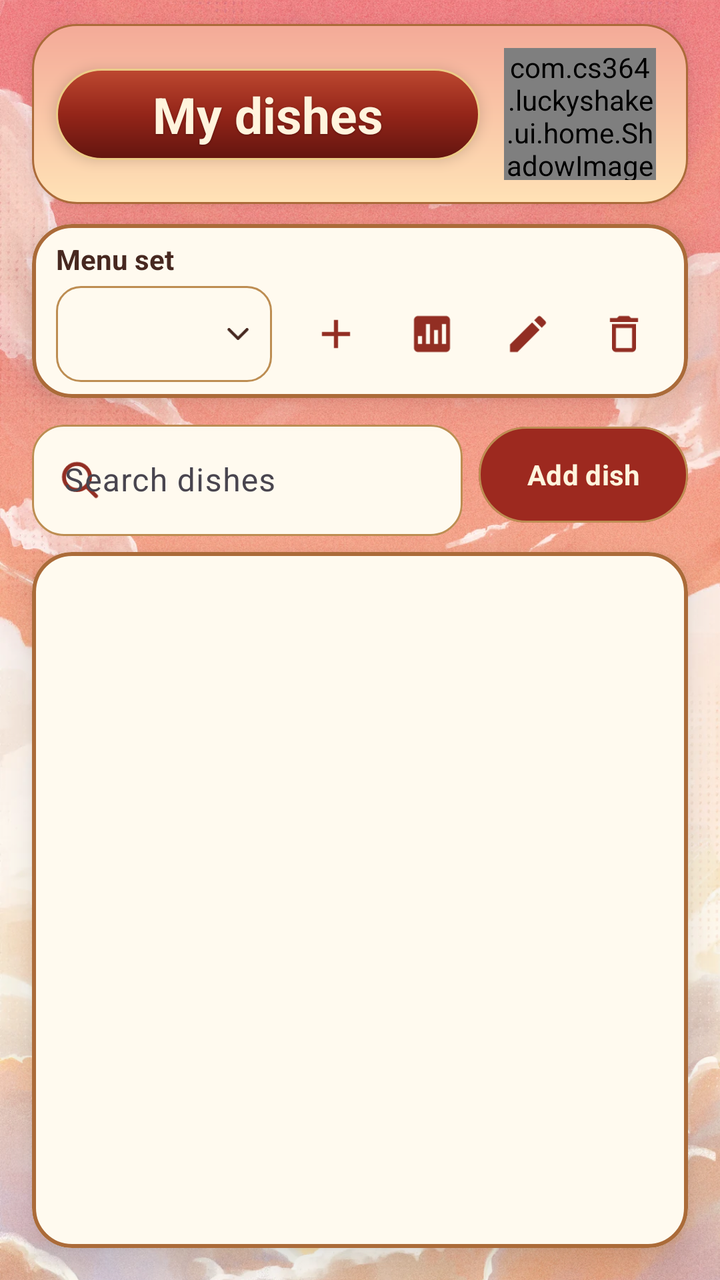
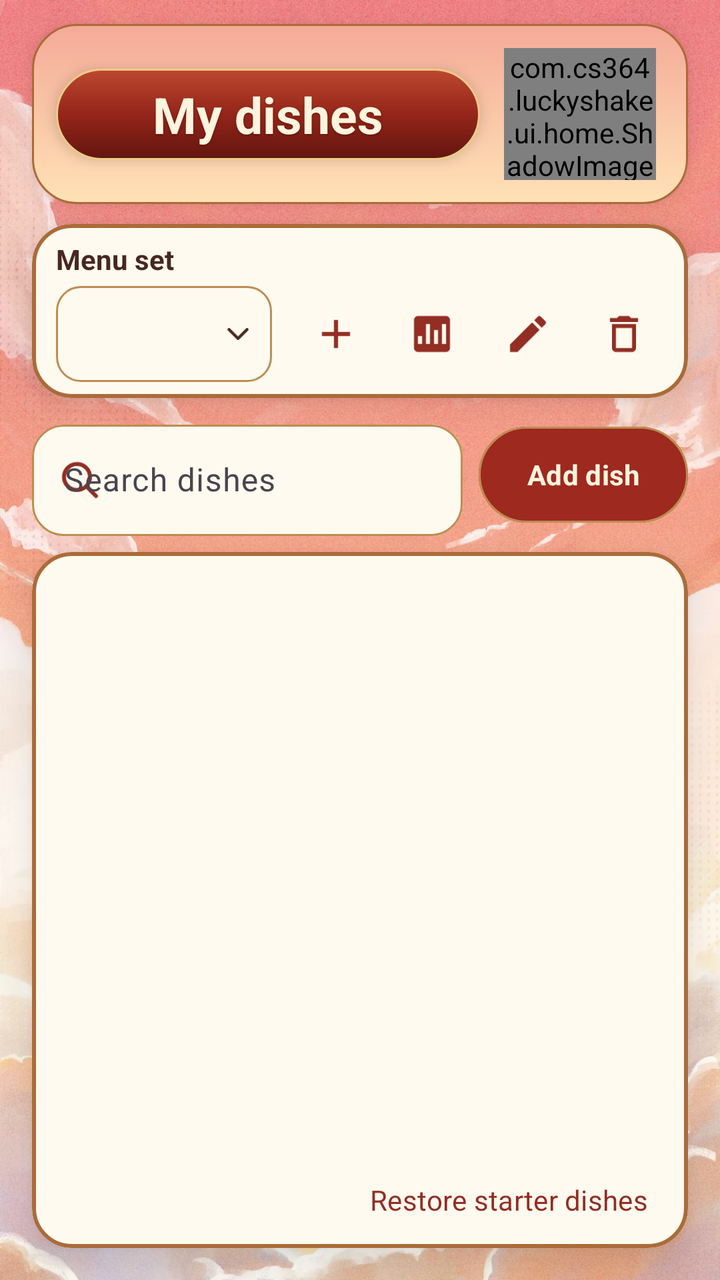

Compare the two renders of this Android layout. The source of the first and the diff that turns it into the second are given below.
<!-- AndroidManifest.xml: application theme Theme.LuckyShake -->
<!-- res/layout/activity_menu_list.xml -->
<?xml version="1.0" encoding="utf-8"?>
<FrameLayout xmlns:android="http://schemas.android.com/apk/res/android"
    xmlns:app="http://schemas.android.com/apk/res-auto"
    xmlns:tools="http://schemas.android.com/tools"
    android:layout_width="match_parent"
    android:layout_height="match_parent"
    android:theme="@style/ThemeOverlay.LuckyShake.Home">

    <ImageView style="@style/Widget.LuckyShake.TabPage.Sky" />

    <LinearLayout
        android:id="@+id/menu_list_root"
        android:layout_width="match_parent"
        android:layout_height="match_parent"
        android:orientation="vertical"
        tools:context=".ui.menu.MenuListActivity">

        <androidx.constraintlayout.widget.ConstraintLayout
            style="@style/Widget.LuckyShake.TabBanner"
            android:layout_marginHorizontal="@dimen/spacing_md"
            android:layout_marginTop="12dp">

            <TextView
                android:id="@+id/menu_list_title"
                style="@style/Widget.LuckyShake.TabBanner.Title"
                android:text="@string/menu_list_title_main"
                app:layout_constraintBottom_toBottomOf="parent"
                app:layout_constraintEnd_toStartOf="@id/tab_banner_art"
                app:layout_constraintStart_toStartOf="parent"
                app:layout_constraintTop_toTopOf="parent" />

            <com.cs364.luckyshake.ui.home.ShadowImageView
                android:id="@+id/tab_banner_art"
                style="@style/Widget.LuckyShake.TabBanner.Art"
                android:layout_width="76dp"
                android:layout_height="66dp"
                app:srcCompat="@drawable/menu_rice_bowl"
                app:layout_constraintBottom_toBottomOf="parent"
                app:layout_constraintEnd_toEndOf="parent"
                app:layout_constraintTop_toTopOf="parent" />
        </androidx.constraintlayout.widget.ConstraintLayout>

        
        <com.google.android.material.card.MaterialCardView
            style="@style/Widget.LuckyShake.Card.Tab"
            android:layout_width="match_parent"
            android:layout_height="wrap_content"
            android:layout_marginHorizontal="@dimen/spacing_md"
            android:layout_marginTop="10dp">

            <LinearLayout
                android:layout_width="match_parent"
                android:layout_height="wrap_content"
                android:orientation="vertical"
                android:paddingStart="12dp"
                android:paddingTop="8dp"
                android:paddingEnd="8dp"
                android:paddingBottom="8dp">

                <TextView
                    android:layout_width="match_parent"
                    android:layout_height="wrap_content"
                    android:labelFor="@id/menu_list_set_spinner"
                    android:text="@string/menu_list_label_set"
                    android:textColor="?attr/colorOnSurface"
                    android:textSize="14sp"
                    android:textStyle="bold" />

                <LinearLayout
                    android:layout_width="match_parent"
                    android:layout_height="wrap_content"
                    android:layout_marginTop="4dp"
                    android:gravity="center_vertical"
                    android:orientation="horizontal">

                    <Spinner
                        android:id="@+id/menu_list_set_spinner"
                        android:layout_width="0dp"
                        android:layout_height="wrap_content"
                        android:layout_marginEnd="@dimen/spacing_sm"
                        android:layout_weight="1"
                        android:contentDescription="@string/menu_list_label_set"
                        android:minHeight="48dp"
                        android:background="@drawable/home_spinner_background"
                        android:paddingStart="10dp"
                        android:paddingEnd="30dp"
                        android:popupBackground="@color/home_field" />

                    <ImageButton
                        android:id="@+id/menu_sets_btn_add"
                        android:layout_width="48dp"
                        android:layout_height="48dp"
                        android:background="?attr/selectableItemBackgroundBorderless"
                        android:contentDescription="@string/menu_sets_btn_add"
                        android:src="@drawable/ic_add"
                        android:tooltipText="@string/menu_sets_btn_add"
                        app:tint="@color/home_accent" />

                    <ImageButton
                        android:id="@+id/menu_sets_btn_weights"
                        android:layout_width="48dp"
                        android:layout_height="48dp"
                        android:background="?attr/selectableItemBackgroundBorderless"
                        android:contentDescription="@string/menu_sets_btn_weights"
                        android:src="@drawable/ic_weights"
                        android:tooltipText="@string/menu_sets_btn_weights"
                        app:tint="@color/home_accent" />

                    <ImageButton
                        android:id="@+id/menu_sets_btn_rename"
                        android:layout_width="48dp"
                        android:layout_height="48dp"
                        android:background="?attr/selectableItemBackgroundBorderless"
                        android:contentDescription="@string/menu_sets_btn_rename"
                        android:src="@drawable/ic_edit"
                        android:tooltipText="@string/menu_sets_btn_rename"
                        app:tint="@color/home_accent" />

                    <ImageButton
                        android:id="@+id/menu_sets_btn_delete"
                        android:layout_width="48dp"
                        android:layout_height="48dp"
                        android:background="?attr/selectableItemBackgroundBorderless"
                        android:contentDescription="@string/menu_sets_btn_delete"
                        android:src="@drawable/ic_delete_outline"
                        android:tooltipText="@string/menu_sets_btn_delete"
                        app:tint="@color/home_accent" />
                </LinearLayout>
            </LinearLayout>
        </com.google.android.material.card.MaterialCardView>

        
        <LinearLayout
            android:layout_width="match_parent"
            android:layout_height="wrap_content"
            android:layout_marginHorizontal="@dimen/spacing_md"
            android:layout_marginTop="@dimen/spacing_sm"
            android:gravity="center_vertical"
            android:orientation="horizontal">

            <com.google.android.material.textfield.TextInputLayout
                style="@style/Widget.Material3.TextInputLayout.OutlinedBox"
                android:layout_width="0dp"
                android:layout_height="wrap_content"
                android:layout_marginEnd="@dimen/spacing_sm"
                android:layout_weight="1"
                android:hint="@string/menu_list_hint_search"
                app:boxBackgroundColor="@color/home_field"
                app:boxCornerRadiusBottomEnd="16dp"
                app:boxCornerRadiusBottomStart="16dp"
                app:boxCornerRadiusTopEnd="16dp"
                app:boxCornerRadiusTopStart="16dp"
                app:boxStrokeColor="@color/menu_search_stroke"
                app:hintTextColor="@color/home_accent"
                app:startIconDrawable="@drawable/menu_search_icon"
                app:startIconTint="@color/home_accent">

                <com.google.android.material.textfield.TextInputEditText
                    android:id="@+id/menu_list_search"
                    android:layout_width="match_parent"
                    android:layout_height="wrap_content"
                    android:imeOptions="actionSearch"
                    android:inputType="text"
                    android:maxLines="1"
                    android:textColor="@color/home_ink"
                    android:textColorHint="@color/home_ink" />
            </com.google.android.material.textfield.TextInputLayout>

            <com.google.android.material.button.MaterialButton
                android:id="@+id/menu_list_add_button"
                style="@style/Widget.LuckyShake.Button.Menu"
                android:layout_width="wrap_content"
                android:layout_height="wrap_content"
                android:minHeight="56dp"
                android:text="@string/menu_list_btn_add" />
        </LinearLayout>

        
        <com.google.android.material.card.MaterialCardView
            style="@style/Widget.LuckyShake.Card.Tab"
            android:layout_width="match_parent"
            android:layout_height="0dp"
            android:layout_marginHorizontal="@dimen/spacing_md"
            android:layout_marginTop="@dimen/spacing_sm"
            android:layout_marginBottom="@dimen/spacing_md"
            android:layout_weight="1">

            <FrameLayout
                android:layout_width="match_parent"
                android:layout_height="match_parent">

                <androidx.recyclerview.widget.RecyclerView
                    android:id="@+id/menu_list_recycler"
                    android:layout_width="match_parent"
                    android:layout_height="match_parent"
                    android:clipToPadding="false"
                    android:paddingVertical="@dimen/spacing_sm" />

                <LinearLayout
                    android:id="@+id/menu_list_empty_group"
                    android:layout_width="wrap_content"
                    android:layout_height="wrap_content"
                    android:layout_gravity="center"
                    android:gravity="center_horizontal"
                    android:orientation="vertical"
                    android:padding="@dimen/spacing_md"
                    android:visibility="gone">

                    <TextView
                        android:id="@+id/menu_list_empty_text"
                        android:layout_width="wrap_content"
                        android:layout_height="wrap_content"
                        android:gravity="center"
                        android:textColor="?attr/colorOnSurface"
                        android:textSize="@dimen/text_body" />

                    <com.google.android.material.button.MaterialButton
                        android:id="@+id/menu_list_empty_add_button"
                        style="@style/Widget.LuckyShake.Button.Menu"
                        android:layout_width="wrap_content"
                        android:layout_height="wrap_content"
                        android:layout_marginTop="@dimen/spacing_sm"
                        android:text="@string/menu_list_btn_add" />
                </LinearLayout>
            </FrameLayout>
        </com.google.android.material.card.MaterialCardView>
    </LinearLayout>
</FrameLayout>
<!-- resources referenced by this layout -->
<resources>
  <color name="home_accent">#922E23</color>
  <color name="home_field">#FFFAEF</color>
  <color name="home_ink">#472820</color>
  <dimen name="spacing_md">16dp</dimen>
  <dimen name="spacing_sm">8dp</dimen>
  <dimen name="text_body">16sp</dimen>
  <!-- drawable ic_add (drawable) -->
  <vector xmlns:android="http://schemas.android.com/apk/res/android"
      android:width="24dp"
      android:height="24dp"
      android:viewportWidth="24"
      android:viewportHeight="24">
      <path
          android:fillColor="#FF000000"
          android:pathData="M19,13h-6v6h-2v-6H5v-2h6V5h2v6h6v2z" />
  </vector>
  <string name="menu_list_btn_add">Add dish</string>
  <string name="menu_list_hint_search">Search dishes</string>
  <string name="menu_list_label_set">Menu set</string>
  <string name="menu_list_title_main">My dishes</string>
  <string name="menu_sets_btn_add">New set</string>
  <string name="menu_sets_btn_delete">Delete set</string>
  <string name="menu_sets_btn_rename">Rename</string>
  <string name="menu_sets_btn_weights">How the app thinks</string>
  <style name="ThemeOverlay.LuckyShake.Home" parent="">
          <item name="android:fontFamily">sans-serif</item>
          <item name="android:textColorPrimary">@color/home_ink</item>
          <item name="android:textColorSecondary">@color/home_ink</item>
          <item name="colorOnSurface">@color/home_ink</item>
      </style>
  <style name="Theme.LuckyShake" parent="Base.Theme.LuckyShake" />
  <!-- drawable home_select_field (drawable) -->
  <shape xmlns:android="http://schemas.android.com/apk/res/android">
      <solid android:color="@color/home_field" />
      <stroke android:width="1dp" android:color="@color/home_outline" />
      <corners android:radius="12dp" />
  </shape>
  <color name="home_thumb">#FFF4DD</color>
  <!-- drawable button_depth_glaze (drawable) -->
  <shape xmlns:android="http://schemas.android.com/apk/res/android">
      <gradient android:angle="270" android:startColor="#26FFE5B0" android:centerColor="#00000000" android:endColor="#500E0000" />
      <stroke android:width="1dp" android:color="#90EDC783" />
      <corners android:radius="30dp" />
  </shape>
  <color name="home_outline">#BD8D52</color>
  <style name="Widget.LuckyShake.Card" parent="Widget.Material3.CardView.Outlined">
          <item name="cardBackgroundColor">@color/app_surface</item>
          <item name="cardCornerRadius">@dimen/corner_md</item>
          <item name="strokeColor">@color/app_accent</item>
      </style>
  <color name="tab_card_surface">#FFFAEF</color>
  <!-- drawable surface_depth_glaze (drawable) -->
  <shape xmlns:android="http://schemas.android.com/apk/res/android">
      <gradient android:angle="270" android:startColor="#14FFFFFF" android:centerColor="#00FFFFFF" android:endColor="#16000000" />
      <stroke android:width="1dp" android:color="#24FFF1CC" />
      <corners android:radius="20dp" />
  </shape>
  <color name="tab_card_outline">#AB6B39</color>
  <!-- drawable result_title_background (drawable) -->
  <shape xmlns:android="http://schemas.android.com/apk/res/android">
      <gradient android:angle="270" android:startColor="#BD4830" android:centerColor="#942519" android:endColor="#63150F" />
      <stroke android:width="1dp" android:color="#ECCB87" />
      <corners android:radius="24dp" />
  </shape>
  <color name="app_surface">#FFF5DF</color>
  <dimen name="corner_md">16dp</dimen>
  <color name="app_accent">#E4A342</color>
  <color name="tab_banner_start">#F4AA98</color>
  <color name="tab_banner_end">#FFE2B6</color>
  <color name="app_primary">#C52D22</color>
  <color name="app_on_primary">#FFFFFF</color>
  <color name="app_link">#8F1D16</color>
  <color name="app_on_surface">#35211D</color>
  <color name="app_background">#FFE7C2</color>
  <!-- unchanged entries left out for length: 16 -->
</resources>

<!-- the commit's change to res/layout/activity_menu_list.xml (unified diff, before → after) -->
@@ -185,9 +185,14 @@
             android:layout_marginBottom="@dimen/spacing_md"
             android:layout_weight="1">
 
+            <LinearLayout
+                android:layout_width="match_parent"
+                android:layout_height="match_parent"
+                android:orientation="vertical">
             <FrameLayout
                 android:layout_width="match_parent"
-                android:layout_height="match_parent">
+                android:layout_height="0dp"
+                android:layout_weight="1">
 
                 <androidx.recyclerview.widget.RecyclerView
                     android:id="@+id/menu_list_recycler"
@@ -223,6 +228,17 @@
                         android:text="@string/menu_list_btn_add" />
                 </LinearLayout>
             </FrameLayout>
+                <com.google.android.material.button.MaterialButton
+                    android:id="@+id/menu_list_restore_button"
+                    style="@style/Widget.Material3.Button.TextButton"
+                    android:layout_width="wrap_content"
+                    android:layout_height="wrap_content"
+                    android:layout_gravity="end"
+                    android:layout_marginEnd="@dimen/spacing_sm"
+                    android:minHeight="48dp"
+                    android:text="@string/menu_list_btn_restore"
+                    android:textColor="@color/home_accent" />
+            </LinearLayout>
         </com.google.android.material.card.MaterialCardView>
     </LinearLayout>
 </FrameLayout>
<!-- resource entries referenced after the edit -->
@@ -17,6 +17,7 @@
           android:pathData="M19,13h-6v6h-2v-6H5v-2h6V5h2v6h6v2z" />
   </vector>
   <string name="menu_list_btn_add">Add dish</string>
+  <string name="menu_list_btn_restore">Restore starter dishes</string>
   <string name="menu_list_hint_search">Search dishes</string>
   <string name="menu_list_label_set">Menu set</string>
   <string name="menu_list_title_main">My dishes</string>
